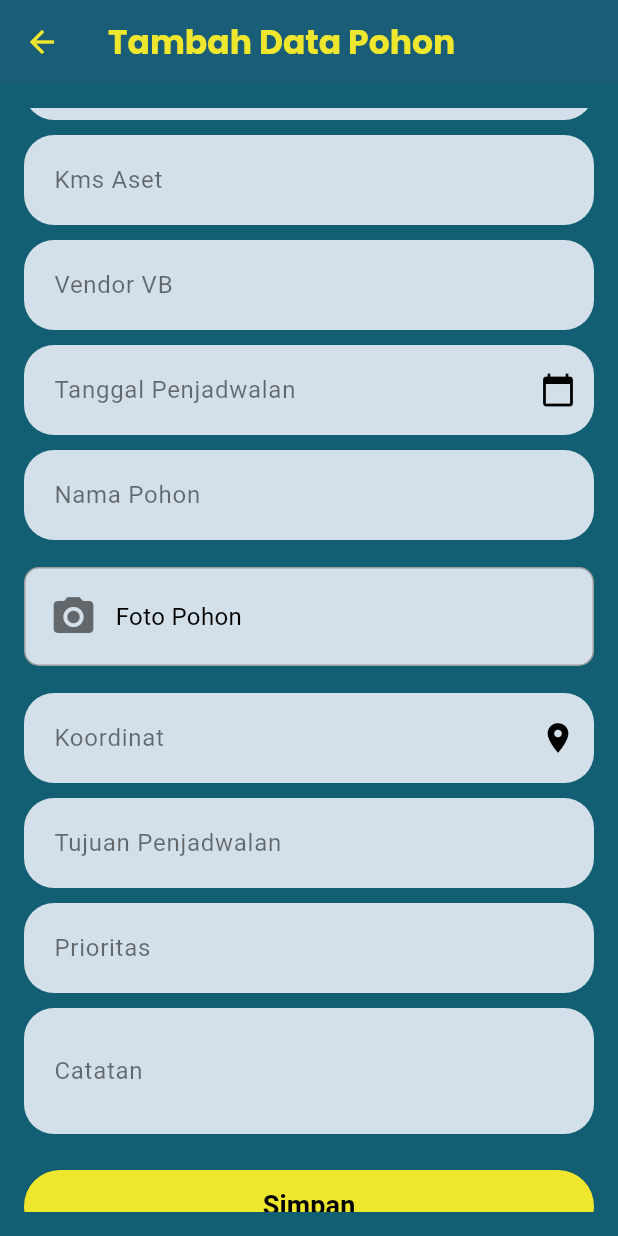
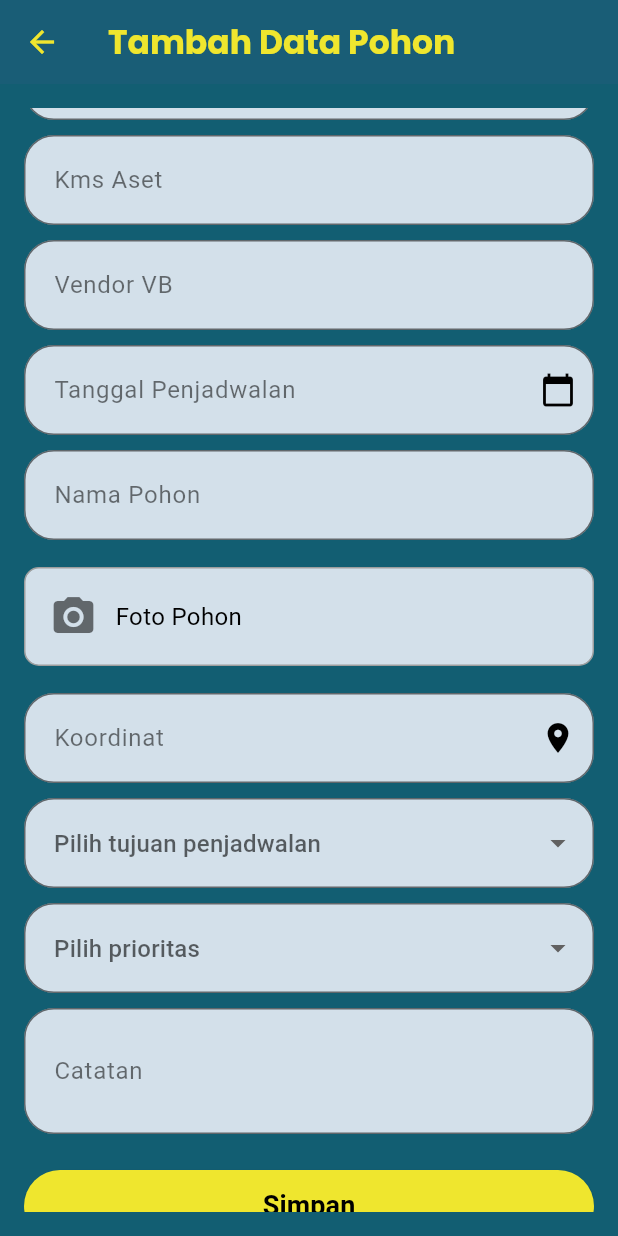
Before and after one commit to hnnayy/PLN-JagaGRID-New, a Flutter app: the AddDataPage screen opened by its route, scrolled down 402 dp, on a phone screen of 412 x 824 dp. Run offline on Flutter 3.47's test engine with Material 3 defaults, Android fonts, the phone set to English and light mode, and no system bars; our stand-ins replace cloud_firestore, firebase_core, flutter_dotenv, google_maps_flutter, image_picker; missing offline and left inert: firebase_app_check; accounts and stored records are empty.

```diff
--- a/lib/models/data_pohon.dart
+++ b/lib/models/data_pohon.dart
@@ -1,3 +1,4 @@
+// data_pohon.dart
 class DataPohon {
   final String id;
   final String idPohon;  // UNIQUE constraint
@@ -16,7 +17,7 @@ class DataPohon {
   final String namaPohon;
   final String fotoPohon;  // Filepath/URL
   final String koordinat;
-  final int tujuanPenjadwalan;  // 1=Penebangan, 2=Pemangkasan
+  final int tujuanPenjadwalan;  // 1=Tebang Pangkas, 2=Tebang Habis
   final String catatan;
   final int createdBy;
   final DateTime createdDate;
--- a/lib/page/peta_pohon/add_data_page.dart
+++ b/lib/page/peta_pohon/add_data_page.dart
@@ -1,3 +1,4 @@
+// add_data_page.dart
 import 'dart:io';
 import 'package:flutter/material.dart';
 import 'package:image_picker/image_picker.dart';
@@ -26,10 +27,22 @@ class _AddDataPageState extends State<AddDataPage> {
   final _dateController = TextEditingController();
   final _treeNameController = TextEditingController();
   final _coordinatesController = TextEditingController();
-  final _explanationController = TextEditingController();
   final _noteController = TextEditingController();
-  final _priorityController = TextEditingController();
   File? _fotoPohon;
+
+  int? _selectedTujuan;
+  int? _selectedPrioritas;
+
+  final Map<int, String> _tujuanOptions = {
+    1: 'Tebang Pangkas',
+    2: 'Tebang Habis',
+  };
+
+  final Map<int, String> _prioritasOptions = {
+    1: 'Rendah',
+    2: 'Sedang',
+    3: 'Tinggi',
+  };
 
   InputDecoration _buildInputDecoration(String label, String hint, {Icon? suffixIcon}) {
     return InputDecoration(
@@ -40,8 +53,14 @@ class _AddDataPageState extends State<AddDataPage> {
       hintText: hint,
       hintStyle: const TextStyle(color: Colors.black54),
       suffixIcon: suffixIcon,
-      border: OutlineInputBorder(borderRadius: BorderRadius.circular(20), borderSide: BorderSide.none),
-      enabledBorder: OutlineInputBorder(borderRadius: BorderRadius.circular(20), borderSide: BorderSide.none),
+      border: OutlineInputBorder(
+        borderRadius: BorderRadius.circular(20),
+        borderSide: const BorderSide(color: Colors.black54),
+      ),
+      enabledBorder: OutlineInputBorder(
+        borderRadius: BorderRadius.circular(20),
+        borderSide: const BorderSide(color: Colors.black54),
+      ),
       focusedBorder: OutlineInputBorder(
         borderRadius: BorderRadius.circular(20),
         borderSide: const BorderSide(color: Colors.black54, width: 2.0),
@@ -64,9 +83,7 @@ class _AddDataPageState extends State<AddDataPage> {
     _dateController.dispose();
     _treeNameController.dispose();
     _coordinatesController.dispose();
-    _explanationController.dispose();
     _noteController.dispose();
-    _priorityController.dispose();
     super.dispose();
   }
 
@@ -238,20 +255,38 @@ class _AddDataPageState extends State<AddDataPage> {
                 },
               ),
               const SizedBox(height: 10),
-              TextFormField(
-                controller: _explanationController,
-                style: const TextStyle(color: Colors.black),
-                keyboardType: TextInputType.number,
-                decoration: _buildInputDecoration('Tujuan Penjadwalan', 'Masukkan tujuan penjadwalan (1 atau 2)'),
-                validator: (value) => value!.isEmpty ? 'Tujuan wajib diisi' : null,
+              DropdownButtonFormField<int>(
+                value: _selectedTujuan,
+                decoration: _buildInputDecoration('Tujuan Penjadwalan', 'Pilih tujuan penjadwalan'),
+                items: _tujuanOptions.entries.map((entry) {
+                  return DropdownMenuItem<int>(
+                    value: entry.key,
+                    child: Text(entry.value, style: const TextStyle(color: Colors.black)),
+                  );
+                }).toList(),
+                onChanged: (value) {
+                  setState(() {
+                    _selectedTujuan = value;
+                  });
+                },
+                validator: (value) => value == null ? 'Tujuan wajib diisi' : null,
               ),
               const SizedBox(height: 10),
-              TextFormField(
-                controller: _priorityController,
-                style: const TextStyle(color: Colors.black),
-                keyboardType: TextInputType.number,
-                decoration: _buildInputDecoration('Prioritas', 'Masukkan prioritas (1, 2, 3)'),
-                validator: (value) => value!.isEmpty ? 'Prioritas wajib diisi' : null,
+              DropdownButtonFormField<int>(
+                value: _selectedPrioritas,
+                decoration: _buildInputDecoration('Prioritas', 'Pilih prioritas'),
+                items: _prioritasOptions.entries.map((entry) {
+                  return DropdownMenuItem<int>(
+                    value: entry.key,
+                    child: Text(entry.value, style: const TextStyle(color: Colors.black)),
+                  );
+                }).toList(),
+                onChanged: (value) {
+                  setState(() {
+                    _selectedPrioritas = value;
+                  });
+                },
+                validator: (value) => value == null ? 'Prioritas wajib diisi' : null,
               ),
               const SizedBox(height: 10),
               TextFormField(
@@ -291,11 +326,11 @@ class _AddDataPageState extends State<AddDataPage> {
                             unitId: int.tryParse(_ulpController.text) ?? 0,
                             asetJtmId: int.tryParse(_kmsAsetController.text) ?? 0,
                             scheduleDate: DateTime(int.parse(dateParts[2]), int.parse(dateParts[1]), int.parse(dateParts[0])),
-                            prioritas: int.tryParse(_priorityController.text) ?? 1,
+                            prioritas: _selectedPrioritas ?? 1,
                             namaPohon: _treeNameController.text,
                             fotoPohon: '',
                             koordinat: _coordinatesController.text,
-                            tujuanPenjadwalan: int.tryParse(_explanationController.text) ?? 1,
+                            tujuanPenjadwalan: _selectedTujuan ?? 1,
                             catatan: _noteController.text,
                             createdBy: 1,
                             createdDate: DateTime.now(),
--- a/lib/providers/data_pohon_provider.dart
+++ b/lib/providers/data_pohon_provider.dart
@@ -1,3 +1,4 @@
+// data_pohon_provider.dart
 import 'package:flutter/foundation.dart';
 import '../models/data_pohon.dart';
 import '../services/data_pohon_service.dart';
```
Also changed, not shown: lib/main.dart (+10 -7 lines), lib/page/peta_pohon/map_page.dart (+48 -3 lines), lib/services/data_pohon_service.dart (+28 -16 lines), pubspec.yaml (+11 -5 lines), assets/icons/pohon-hijau.png (added), assets/icons/pohon-kuning.png (added), assets/icons/pohon-merah.png (added), pubspec.lock, 1 other file.
